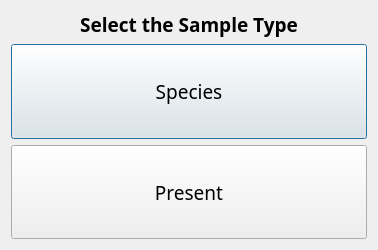
Old version of the form ui/SampleTypeSelDlg.ui in the repository aliciabillings-noaa/CLAMS.
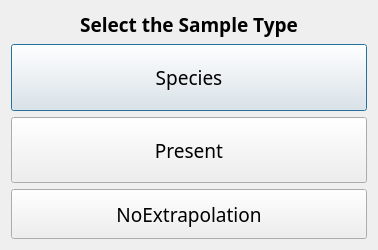
New version of the form.

```diff
--- a/ui/SampleTypeSelDlg.ui
+++ b/ui/SampleTypeSelDlg.ui
@@ -84,6 +84,26 @@
        </property>
       </widget>
      </item>
+     <item>
+      <widget class="QPushButton" name="noExtrapBtn">
+       <property name="minimumSize">
+        <size>
+         <width>0</width>
+         <height>50</height>
+        </size>
+       </property>
+       <property name="font">
+        <font>
+         <family>Arial Black</family>
+         <pointsize>14</pointsize>
+         <italic>false</italic>
+        </font>
+       </property>
+       <property name="text">
+        <string>NoExtrapolation</string>
+       </property>
+      </widget>
+     </item>
     </layout>
    </item>
   </layout>
```
